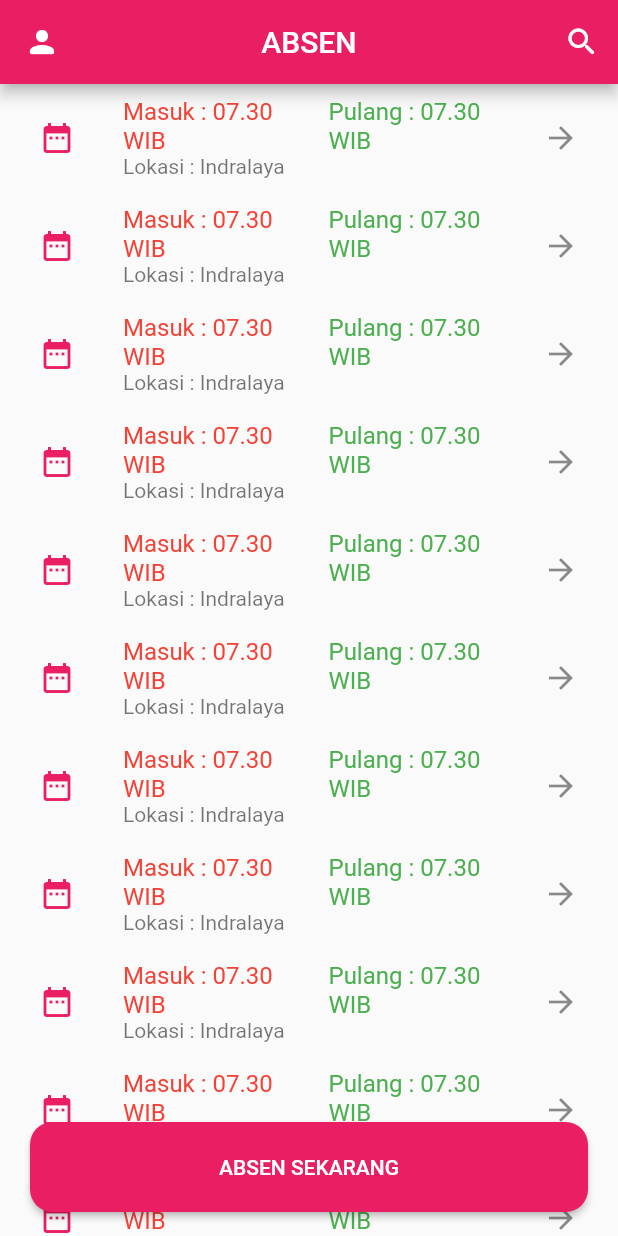
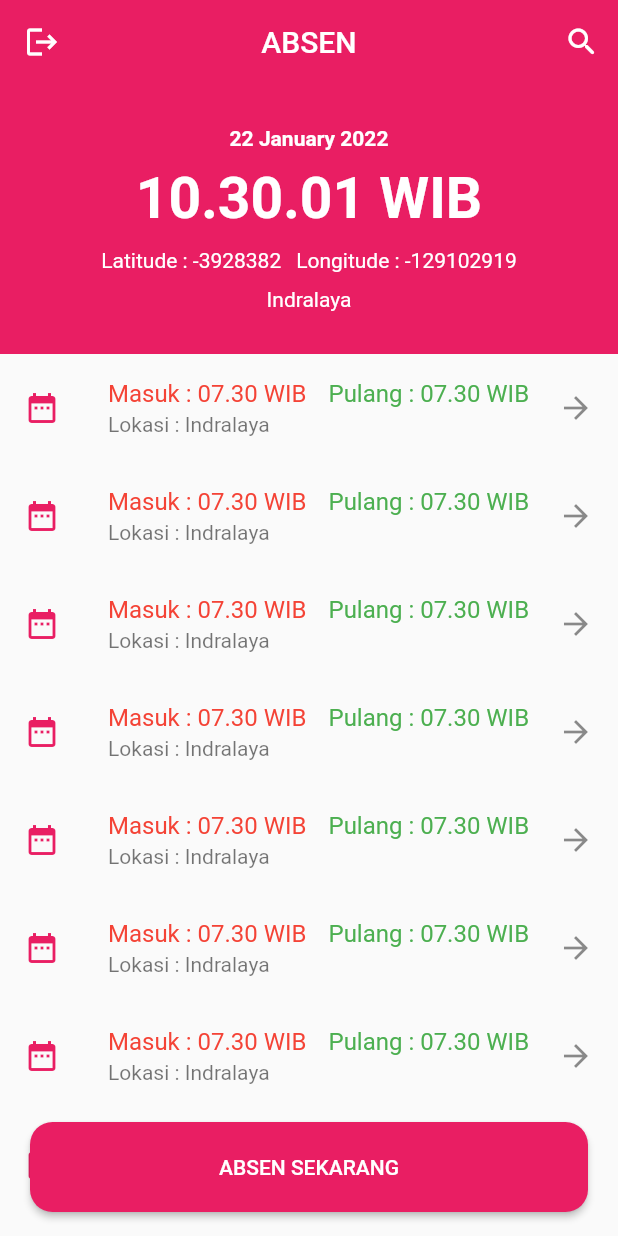
Before and after one commit to ronaldiputra09/absensi, a Flutter app: the HomeView screen opened by its route, on a phone screen of 412 x 824 dp. Run offline on Flutter 3.47's test engine with Material 2 defaults, Android fonts, the phone set to English and light mode, and no system bars; our stand-ins replace firebase_auth, firebase_core, get; accounts and stored records are empty; network calls fail.

Commit message:
init plugin geo

```diff
--- a/lib/app/modules/auth/controllers/auth_controller.dart
+++ b/lib/app/modules/auth/controllers/auth_controller.dart
@@ -37,6 +37,8 @@ class AuthController extends GetxController {
   void logoutUser() async {
     await FirebaseAuth.instance.signOut();
     Get.offAllNamed(Routes.AUTH);
+    emailC.clear();
+    passwordC.clear();
   }
 
   Future dialogError(String err) {
--- a/lib/app/modules/home/controllers/home_controller.dart
+++ b/lib/app/modules/home/controllers/home_controller.dart
@@ -1,10 +1,31 @@
+import 'dart:async';
+
 import 'package:get/get.dart';
+import 'package:intl/intl.dart';
 
 class HomeController extends GetxController {
+  var tanggal = ''.obs;
+  var jam = ''.obs;
+  var latitude = ''.obs;
+  var longitude = ''.obs;
+  var alamat = ''.obs;
 
-  final count = 0.obs;
+  void getTanggal() {
+    var date = DateTime.now();
+    tanggal.value = DateFormat('dd MMMM yyyy').format(date);
+  }
+
+  void getJam() {
+    Timer.periodic(Duration(seconds: 1), (Timer) {
+      var date = DateTime.now();
+      jam.value = DateFormat('kk.mm.ss').format(date);
+    });
+  }
+
   @override
   void onInit() {
+    getTanggal();
+    getJam();
     super.onInit();
   }
 
@@ -15,5 +36,4 @@ class HomeController extends GetxController {
 
   @override
   void onClose() {}
-  void increment() => count.value++;
 }
--- a/lib/app/modules/home/views/home_view.dart
+++ b/lib/app/modules/home/views/home_view.dart
@@ -13,12 +13,26 @@ class HomeView extends GetView<HomeController> {
         floatingActionButton: buttonAbsen(),
         floatingActionButtonLocation: FloatingActionButtonLocation.centerFloat,
         appBar: AppBar(
+          elevation: 0,
           backgroundColor: Colors.pink,
           title: Text('ABSEN'),
           centerTitle: true,
           leading: IconButton(
-            onPressed: () => profileAbsen(),
-            icon: Icon(Icons.person_rounded),
+            onPressed: () => Get.defaultDialog(
+              title: "KELUAR",
+              middleText: "Yakin Mau Keluar?",
+              onConfirm: () {
+                Get.back();
+                Get.back();
+                authC.logoutUser();
+              },
+              textConfirm: "Yakin",
+              buttonColor: Colors.pink,
+              confirmTextColor: Colors.white,
+              textCancel: "Batal",
+              cancelTextColor: Colors.pink,
+            ),
+            icon: Icon(Icons.logout),
           ),
           actions: [
             IconButton(
@@ -27,8 +41,41 @@ class HomeView extends GetView<HomeController> {
             ),
           ],
         ),
-        body: Container(
-          padding: EdgeInsets.symmetric(horizontal: 10),
+        body: Column(
+          children: [
+            Container(
+              height: 180,
+              width: double.infinity,
+              color: Colors.pink,
+              child:
+                Obx(()=>Column(
+                  mainAxisAlignment: MainAxisAlignment.center,
+                  children: [
+                    Text(controller.tanggal.toString(), style: TextStyle(color: Colors.white,fontWeight: FontWeight.bold),),
+                    SizedBox(height: 10),
+                    Text( controller.jam.toString() + ' WIB',
+                    style: TextStyle(
+                      color: Colors.white,
+                      fontSize: 38,
+                      fontWeight: FontWeight.bold,
+                      ),
+                    ),
+                    SizedBox(height: 10),
+                    Row(
+                      mainAxisAlignment: MainAxisAlignment.center,
+                      children: [
+                        Text('Latitude : -3928382', style: TextStyle(color: Colors.white),),
+                        SizedBox(width: 10),
+                        Text('Longitude : -129102919', style: TextStyle(color: Colors.white),),
+                      ],
+                    ),
+                    SizedBox(height: 10),
+                    Text('Indralaya', style: TextStyle(color: Colors.white),),
+                    ],
+                  ),
+                ),
+              ),
+            Expanded(
               child: ListView.builder(
                 itemCount: 15,
                 itemBuilder: (context, index) => ListTile(
@@ -63,6 +110,8 @@ class HomeView extends GetView<HomeController> {
                   trailing: Icon(Icons.arrow_forward_outlined),
                 ),
               ),
+            ),
+          ],
         ));
   }
 
@@ -70,7 +119,7 @@ class HomeView extends GetView<HomeController> {
     return Container(
       margin: EdgeInsets.symmetric(horizontal: 20),
       child: ElevatedButton(
-        onPressed: () => bottomSheetAbsen(),
+        onPressed: () => controller.getTanggal(),
         child: Text("ABSEN SEKARANG"),
         style: ElevatedButton.styleFrom(
           fixedSize: Size(double.maxFinite, 60),
@@ -79,43 +128,6 @@ class HomeView extends GetView<HomeController> {
             borderRadius: BorderRadius.circular(15),
           ),
         ),
-      ),
-    );
-  }
-
-  Future profileAbsen() {
-    return Get.defaultDialog(
-      title: "Profil",
-      titlePadding: EdgeInsets.only(top: 20),
-      contentPadding: EdgeInsets.all(20),
-      content: Column(
-        children: [
-          CircleAvatar(
-            backgroundColor: Colors.grey,
-            maxRadius: 50,
-          ),
-          SizedBox(height: 10),
-          Text(
-            "Ronaldi Putra",
-            style: TextStyle(fontWeight: FontWeight.bold),
-          ),
-          Text(
-            // "emailnyaronal@gmail.com"
-            authC.user!.uid,
-          ),
-          SizedBox(height: 10),
-          ElevatedButton(
-            onPressed: () => authC.logoutUser(),
-            child: Text("Keluar"),
-            style: ElevatedButton.styleFrom(
-              fixedSize: Size(double.maxFinite, 60),
-              primary: Colors.pink,
-              shape: RoundedRectangleBorder(
-                borderRadius: BorderRadius.circular(15),
-              ),
-            ),
-          ),
-        ],
       ),
     );
   }
--- a/pubspec.yaml
+++ b/pubspec.yaml
@@ -10,6 +10,9 @@ dependencies:
   get: 4.6.1
   firebase_core: ^1.11.0
   firebase_auth: 3.3.5
+  intl: 0.17.0
+  geolocator: 8.0.3
+  geocoding: 2.0.2
   flutter:
     sdk: flutter
 
```
Also changed, not shown: pubspec.lock. Lines whose indentation alone changed are shown as unchanged.
